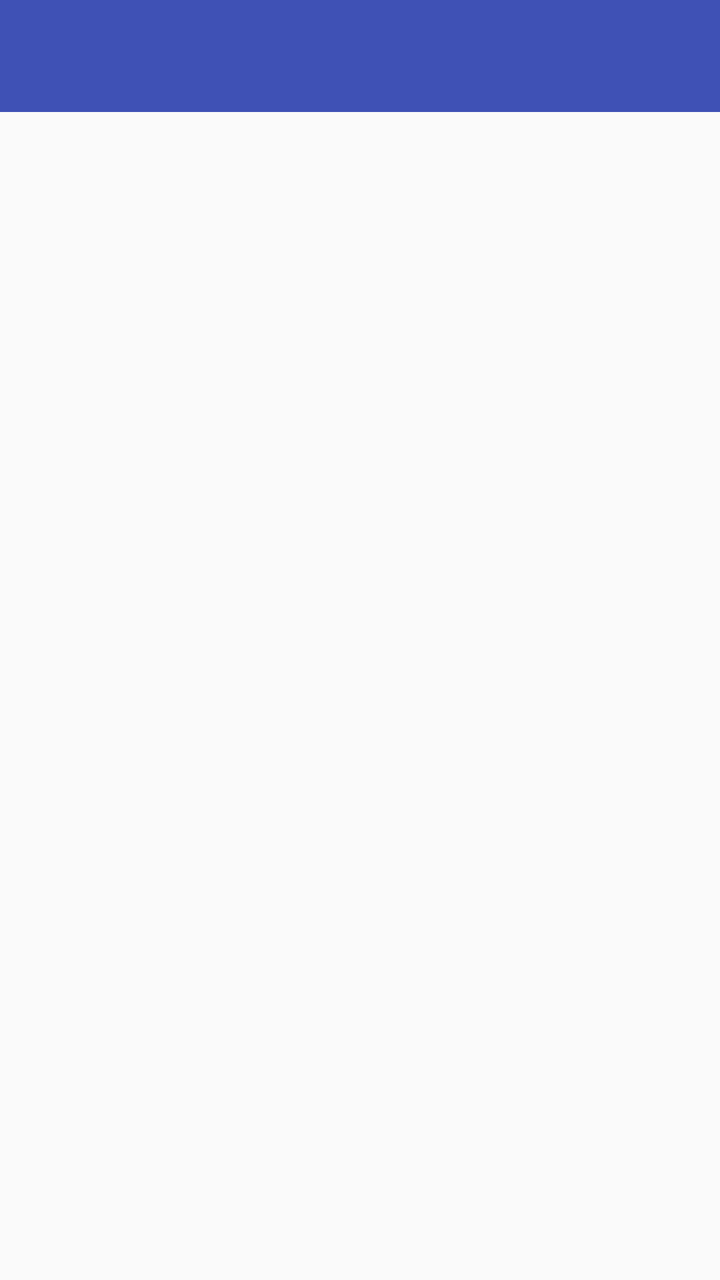
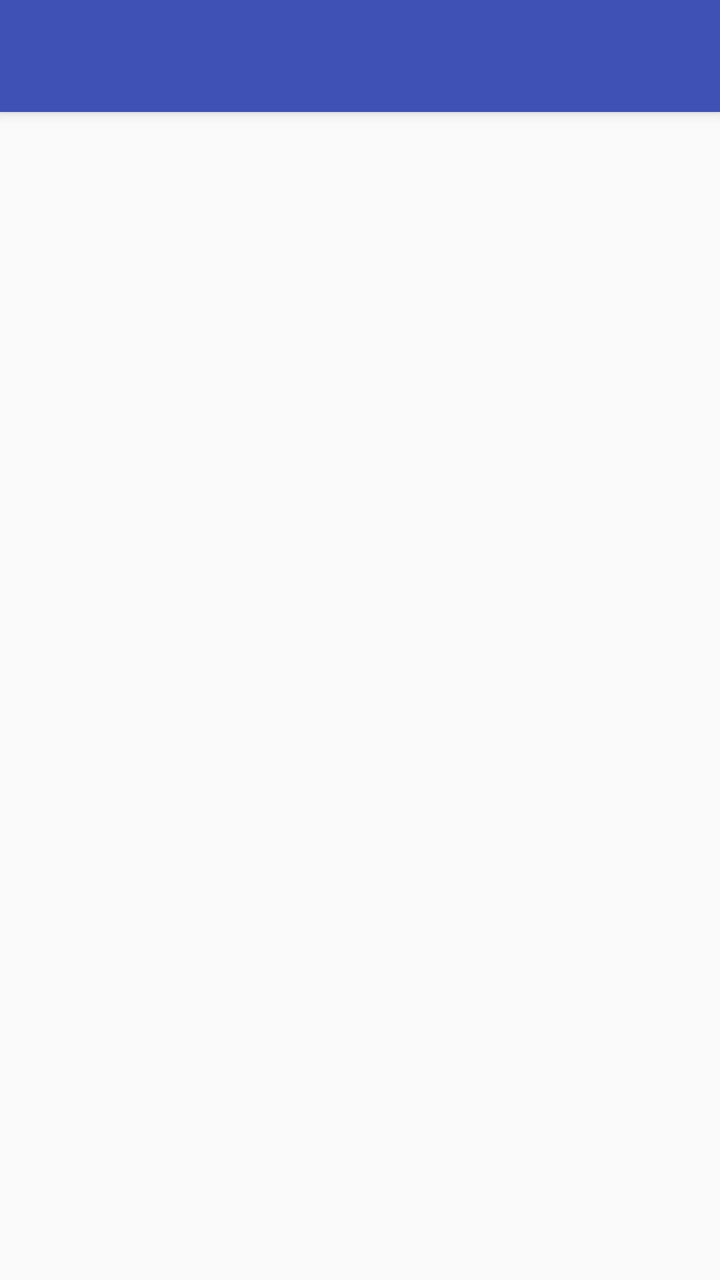

The first picture is an Android layout as it rendered before a commit; the second is the same layout after the commit. The layout source and the unified diff follow.
<!-- AndroidManifest.xml: application theme AppTheme.NoActionBar -->
<!-- res/layout/app_bar_main.xml -->
<?xml version="1.0" encoding="utf-8"?>
<android.support.design.widget.CoordinatorLayout xmlns:android="http://schemas.android.com/apk/res/android"
    xmlns:app="http://schemas.android.com/apk/res-auto"
    xmlns:tools="http://schemas.android.com/tools"
    android:layout_width="match_parent"
    android:layout_height="match_parent"
    tools:context="com.sharpdroid.registro.Activities.MainActivity">

    <android.support.design.widget.AppBarLayout
        android:layout_width="match_parent"
        android:layout_height="wrap_content"
        android:fitsSystemWindows="true"
        android:theme="@style/AppTheme.AppBarOverlay"
        app:elevation="0dp">

        <android.support.v7.widget.Toolbar
            android:id="@+id/toolbar"
            android:layout_width="match_parent"
            android:layout_height="?attr/actionBarSize"
            android:background="?attr/colorPrimary"
            app:popupTheme="@style/AppTheme.PopupOverlay" />

    </android.support.design.widget.AppBarLayout>

    <include layout="@layout/content_main" />

</android.support.design.widget.CoordinatorLayout>
<!-- res/layout/content_main.xml (included above) -->
<?xml version="1.0" encoding="utf-8"?>
<RelativeLayout xmlns:android="http://schemas.android.com/apk/res/android"
    xmlns:app="http://schemas.android.com/apk/res-auto"
    xmlns:tools="http://schemas.android.com/tools"
    android:id="@+id/fragment_container"
    android:layout_width="match_parent"
    android:layout_height="match_parent"
    app:layout_behavior="@string/appbar_scrolling_view_behavior"
    tools:context="com.sharpdroid.registro.Activities.MainActivity"
    tools:showIn="@layout/app_bar_main" />
<!-- resources referenced by this layout -->
<resources>
  <style name="AppTheme.AppBarOverlay" parent="ThemeOverlay.AppCompat.Dark.ActionBar" />
  <style name="AppTheme.PopupOverlay" parent="ThemeOverlay.AppCompat.Light" />
  <style name="AppTheme.NoActionBar">
          <item name="windowActionBar">false</item>
          <item name="windowNoTitle">true</item>
      </style>
</resources>

<!-- the commit's change to res/layout/app_bar_main.xml (unified diff, before → after) -->
@@ -10,15 +10,26 @@
         android:layout_width="match_parent"
         android:layout_height="wrap_content"
         android:fitsSystemWindows="true"
-        android:theme="@style/AppTheme.AppBarOverlay"
-        app:elevation="0dp">
+        android:background="?attr/colorPrimary"
+        android:theme="@style/AppTheme.AppBarOverlay">
 
         <android.support.v7.widget.Toolbar
             android:id="@+id/toolbar"
+            android:layout_height="?attr/actionBarSize"
             android:layout_width="match_parent"
-            android:layout_height="?attr/actionBarSize"
-            android:background="?attr/colorPrimary"
             app:popupTheme="@style/AppTheme.PopupOverlay" />
+
+        <com.github.sundeepk.compactcalendarview.CompactCalendarView
+            android:layout_width="match_parent"
+            android:layout_height="200dp"
+            android:id="@+id/calendar"
+            android:visibility="gone"
+            app:compactCalendarTextColor="#ffffffff"
+            app:compactCalendarBackgroundColor="?attr/colorPrimary"
+            app:compactCalendarCurrentDayBackgroundColor="@color/bluematerial"
+            app:compactCalendarCurrentSelectedDayBackgroundColor="?attr/colorPrimaryDark"
+            app:compactCalendarMultiEventIndicatorColor="#ff76ff03"
+            app:compactCalendarTextSize="12.0sp" />
 
     </android.support.design.widget.AppBarLayout>
 
<!-- resource entries referenced after the edit -->
@@ -1,5 +1,6 @@
 <!-- resources referenced by this layout -->
 <resources>
+  <color name="bluematerial">#2196F3</color>
   <style name="AppTheme.AppBarOverlay" parent="ThemeOverlay.AppCompat.Dark.ActionBar" />
   <style name="AppTheme.PopupOverlay" parent="ThemeOverlay.AppCompat.Light" />
   <style name="AppTheme.NoActionBar">
